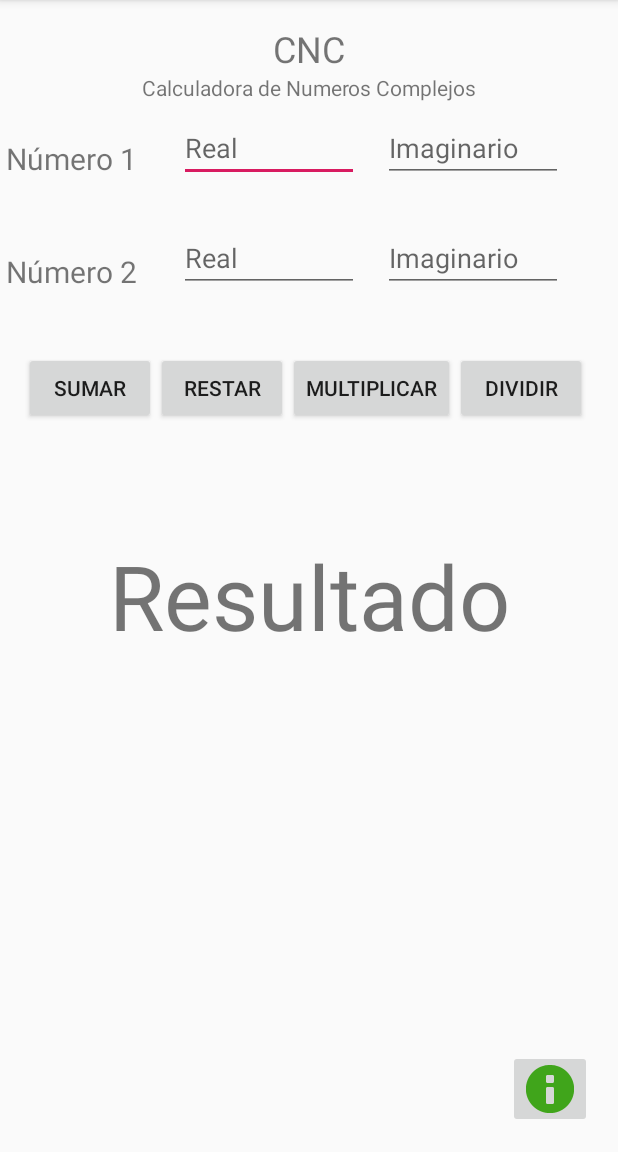
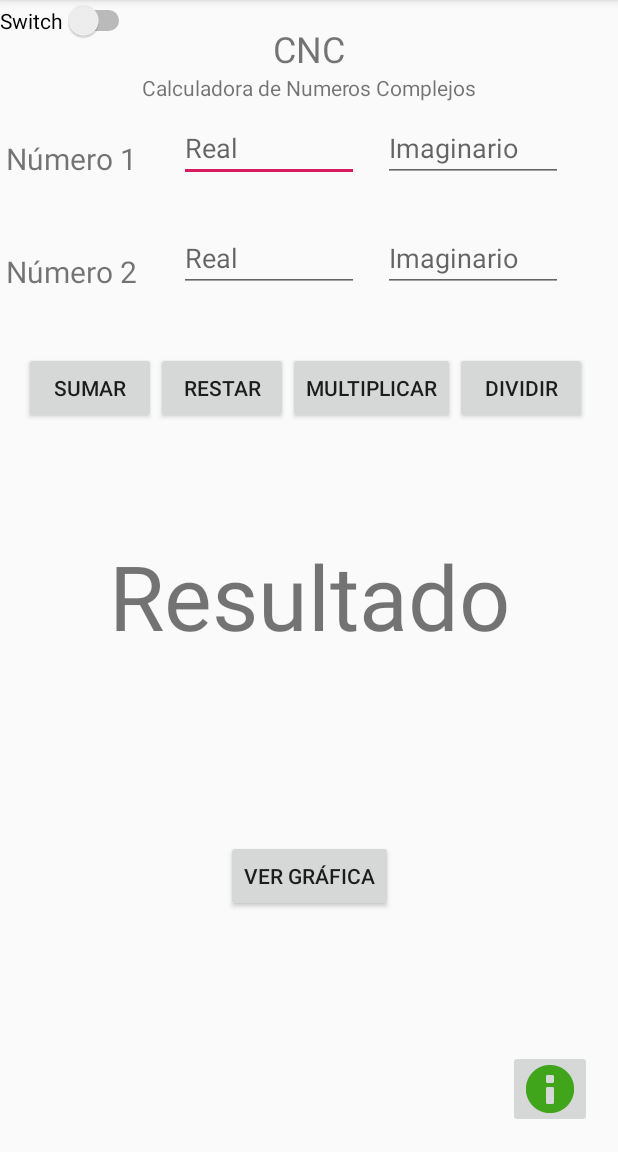
Before and after one commit to Swagkip/Cnc, an Android app: the screen it shows after launch (MainActivity), on a phone screen of 412 x 824 dp, the part 84-1236 px from its top. Run offline under Robolectric (Android 15) with nearby library versions, the phone set to English and light mode, and no system bars.

```diff
--- a/app/src/main/AndroidManifest.xml
+++ b/app/src/main/AndroidManifest.xml
@@ -9,7 +9,8 @@
         android:roundIcon="@mipmap/ic_launcher_round"
         android:supportsRtl="true"
         android:theme="@style/AppTheme">
-        <activity android:name=".Main2Activity"></activity>
+        <activity android:name=".Main3Activity"></activity>
+        <activity android:name=".Main2Activity" />
         <activity android:name=".MainActivity">
             <intent-filter>
                 <action android:name="android.intent.action.MAIN" />
--- a/app/src/main/java/com/example/mate/MainActivity.java
+++ b/app/src/main/java/com/example/mate/MainActivity.java
@@ -8,6 +8,7 @@ import android.view.View;
 import android.widget.EditText;
 import android.widget.ImageButton;
 import android.widget.TextView;
+import android.widget.Button;
 
 public class MainActivity extends AppCompatActivity {
 
@@ -30,7 +31,7 @@ public class MainActivity extends AppCompatActivity {
         tvres=(TextView)findViewById(R.id.resultado);
 
 
-        ImageButton btn = findViewById(R.id.boton);
+        Button btn = findViewById(R.id.ver_gra);
         btn.setOnClickListener(new View.OnClickListener() {
                                    @Override
                                    public void onClick(View v) {
@@ -42,10 +43,19 @@ public class MainActivity extends AppCompatActivity {
                                        intent.putExtra("i2",etni2.getText().toString());
 
 
+
                                        startActivityForResult(intent, 0);
 
                                    }
                                });
+
+        ImageButton ayuda= findViewById(R.id.boton);
+        ayuda.setOnClickListener(new View.OnClickListener(){
+                                     @Override
+                                     public void onClick(View v) {
+                                         Intent intento = new Intent(v.getContext(), Main3Activity.class);
+                                         startActivityForResult(intento, 0);
+        }});
     }
 
 
--- a/app/src/main/res/layout/activity_main.xml
+++ b/app/src/main/res/layout/activity_main.xml
@@ -169,6 +169,25 @@
         app:layout_constraintStart_toStartOf="parent"
         app:srcCompat="@android:drawable/ic_dialog_info" />
 
+    <Button
+        android:id="@+id/ver_gra"
+        android:layout_width="wrap_content"
+        android:layout_height="wrap_content"
+        android:layout_marginTop="44dp"
+        android:text="Ver Gráfica"
+        app:layout_constraintBottom_toBottomOf="parent"
+        app:layout_constraintEnd_toEndOf="parent"
+        app:layout_constraintStart_toStartOf="parent"
+        app:layout_constraintTop_toBottomOf="@+id/resultado"
+        app:layout_constraintVertical_bias="0.0" />
+
+    <Switch
+        android:id="@+id/switch2"
+        android:layout_width="wrap_content"
+        android:layout_height="wrap_content"
+        android:text="Switch"
+        tools:layout_editor_absoluteX="41dp"
+        tools:layout_editor_absoluteY="589dp" />
 
 
 </androidx.constraintlayout.widget.ConstraintLayout>
```
Also changed, not shown: app/src/main/java/com/example/mate/Main3Activity.java (added, +14 -0 lines), app/src/main/res/layout/activity_main3.xml (added, +18 -0 lines).
